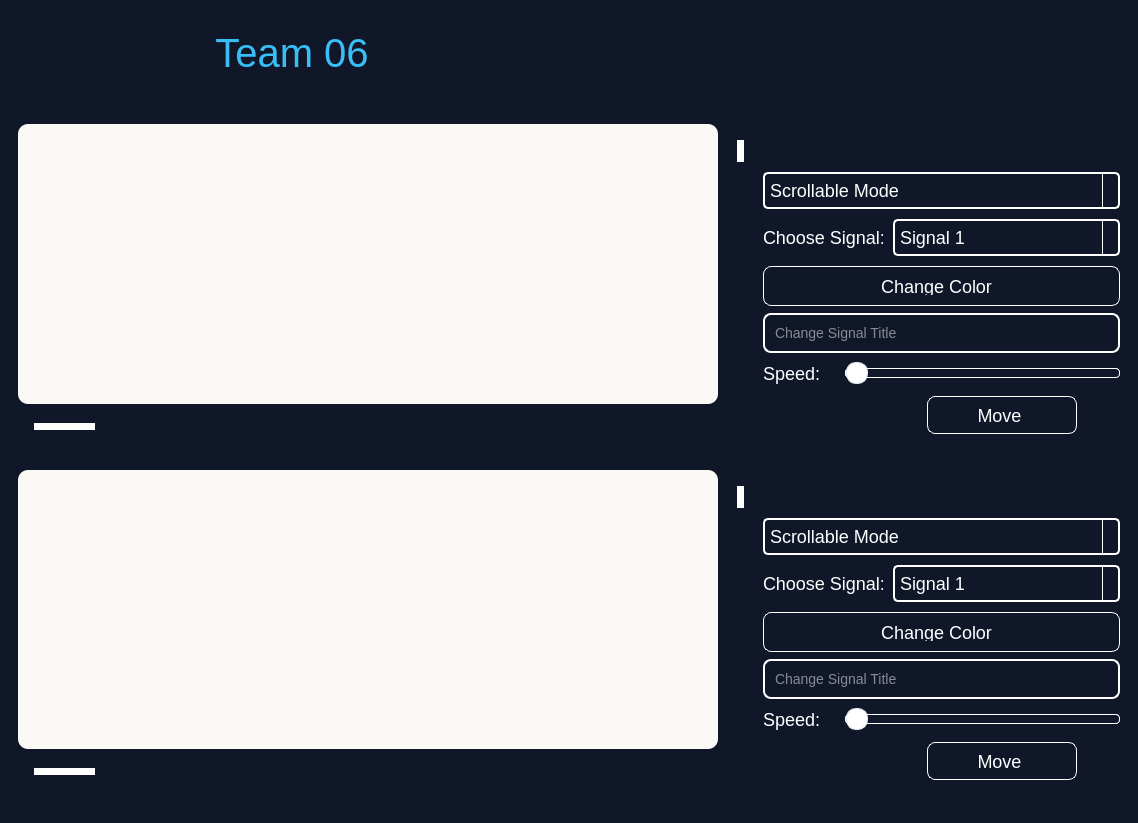
Above: main.ui from karreemm/BioSignalScope-Real-time-Biological-Signals-Viewer before the change. Below: the same form after it.
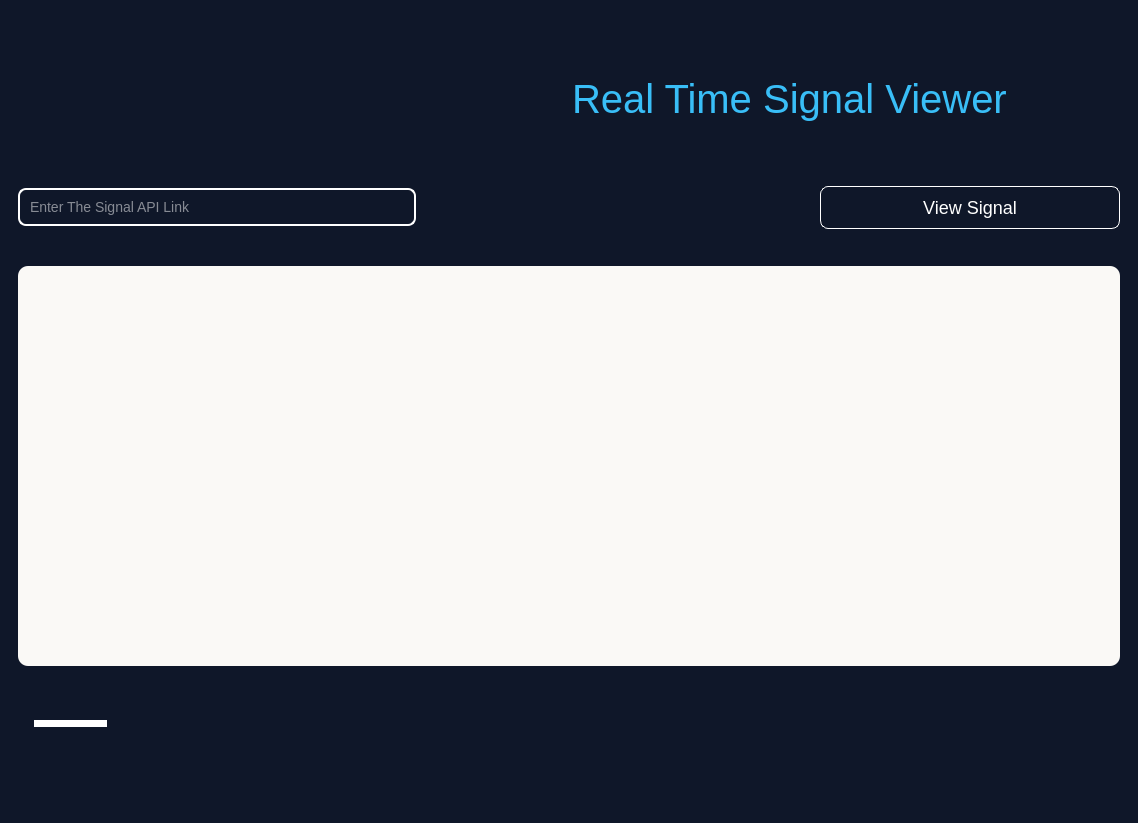
That is the form after the change. The open tabs and pages were chosen to show the change. Icons and pictures are not drawn.

Diff of the .ui file:
```diff
--- a/main.ui
+++ b/main.ui
@@ -889,41 +889,6 @@
                 </property>
                </widget>
               </item>
-              <item>
-               <widget class="QPushButton" name="RealTimeButtonGraph2">
-                <property name="minimumSize">
-                 <size>
-                  <width>40</width>
-                  <height>0</height>
-                 </size>
-                </property>
-                <property name="maximumSize">
-                 <size>
-                  <width>70</width>
-                  <height>16777215</height>
-                 </size>
-                </property>
-                <property name="toolTip">
-                 <string>Add Real-Time Signal</string>
-                </property>
-                <property name="styleSheet">
-                 <string notr="true"/>
-                </property>
-                <property name="text">
-                 <string/>
-                </property>
-                <property name="icon">
-                 <iconset resource="Images.qrc">
-                  <normaloff>:/Images/realTimeW.png</normaloff>:/Images/realTimeW.png</iconset>
-                </property>
-                <property name="iconSize">
-                 <size>
-                  <width>30</width>
-                  <height>30</height>
-                 </size>
-                </property>
-               </widget>
-              </item>
               <item>
                <widget class="QPushButton" name="PlayPauseButtonGraph2">
                 <property name="minimumSize">
@@ -1387,7 +1352,7 @@
             </property>
             <property name="maximumSize">
              <size>
-              <width>16777215</width>
+              <width>400</width>
               <height>100</height>
              </size>
             </property>
@@ -1398,6 +1363,7 @@
             </property>
             <property name="styleSheet">
              <string notr="true">font-size: 40px;
+border-bottom: 2px solid #39bef7
 
 </string>
             </property>
@@ -2315,6 +2281,267 @@
         </item>
        </layout>
       </widget>
+      <widget class="QWidget" name="RealTimePage">
+       <layout class="QGridLayout" name="gridLayout_7">
+        <item row="3" column="0">
+         <layout class="QHBoxLayout" name="horizontalLayout_40">
+          <property name="spacing">
+           <number>200</number>
+          </property>
+          <item>
+           <widget class="QScrollBar" name="RealTimeScroll">
+            <property name="orientation">
+             <enum>Qt::Horizontal</enum>
+            </property>
+           </widget>
+          </item>
+          <item>
+           <widget class="QPushButton" name="PlayPauseButtonRealTime">
+            <property name="minimumSize">
+             <size>
+              <width>40</width>
+              <height>0</height>
+             </size>
+            </property>
+            <property name="maximumSize">
+             <size>
+              <width>70</width>
+              <height>16777215</height>
+             </size>
+            </property>
+            <property name="toolTip">
+             <string>Play/Pause</string>
+            </property>
+            <property name="text">
+             <string/>
+            </property>
+            <property name="icon">
+             <iconset resource="Images.qrc">
+              <normaloff>:/Images/playW.png</normaloff>:/Images/playW.png</iconset>
+            </property>
+            <property name="iconSize">
+             <size>
+              <width>30</width>
+              <height>30</height>
+             </size>
+            </property>
+           </widget>
+          </item>
+         </layout>
+        </item>
+        <item row="0" column="0">
+         <layout class="QHBoxLayout" name="horizontalLayout_33">
+          <item>
+           <layout class="QHBoxLayout" name="horizontalLayout_36">
+            <item>
+             <widget class="QPushButton" name="BackHomeButton3">
+              <property name="minimumSize">
+               <size>
+                <width>70</width>
+                <height>0</height>
+               </size>
+              </property>
+              <property name="maximumSize">
+               <size>
+                <width>70</width>
+                <height>16777215</height>
+               </size>
+              </property>
+              <property name="text">
+               <string/>
+              </property>
+              <property name="icon">
+               <iconset resource="Images.qrc">
+                <normaloff>:/Images/homeB.png</normaloff>:/Images/homeB.png</iconset>
+              </property>
+              <property name="iconSize">
+               <size>
+                <width>40</width>
+                <height>40</height>
+               </size>
+              </property>
+             </widget>
+            </item>
+            <item>
+             <spacer name="horizontalSpacer_6">
+              <property name="orientation">
+               <enum>Qt::Horizontal</enum>
+              </property>
+              <property name="sizeHint" stdset="0">
+               <size>
+                <width>40</width>
+                <height>20</height>
+               </size>
+              </property>
+             </spacer>
+            </item>
+           </layout>
+          </item>
+          <item>
+           <layout class="QHBoxLayout" name="horizontalLayout_35">
+            <item>
+             <widget class="QLabel" name="label_10">
+              <property name="minimumSize">
+               <size>
+                <width>340</width>
+                <height>0</height>
+               </size>
+              </property>
+              <property name="maximumSize">
+               <size>
+                <width>16777215</width>
+                <height>100</height>
+               </size>
+              </property>
+              <property name="styleSheet">
+               <string notr="true">font-size: 40px</string>
+              </property>
+              <property name="text">
+               <string>Real Time Signal Viewer</string>
+              </property>
+             </widget>
+            </item>
+            <item>
+             <spacer name="horizontalSpacer_7">
+              <property name="orientation">
+               <enum>Qt::Horizontal</enum>
+              </property>
+              <property name="sizeHint" stdset="0">
+               <size>
+                <width>40</width>
+                <height>20</height>
+               </size>
+              </property>
+             </spacer>
+            </item>
+           </layout>
+          </item>
+         </layout>
+        </item>
+        <item row="1" column="0">
+         <layout class="QHBoxLayout" name="horizontalLayout_32">
+          <item>
+           <widget class="QLineEdit" name="RealTimeSignalInput">
+            <property name="minimumSize">
+             <size>
+              <width>300</width>
+              <height>0</height>
+             </size>
+            </property>
+            <property name="maximumSize">
+             <size>
+              <width>500</width>
+              <height>16777215</height>
+             </size>
+            </property>
+            <property name="styleSheet">
+             <string notr="true">QLineEdit {
+    background-color: #0f1729;   /* Updated dark background */
+    color: #ffffff;              /* Updated blue text */
+    border: 2px solid #ffffff;   /* Updated white border */
+    border-radius: 8px;
+    padding: 8px;
+    font-size: 14px;
+}
+
+QLineEdit:hover {
+    border: 2px solid #ffffff;   /* White border on hover */
+}
+
+QLineEdit:focus {
+    border: 2px solid #ffffff;   /* White border when focused */
+    background-color: #142A4A;   /* Slightly lighter background on focus */
+    color: #ffffff;              /* Text remains blue when focused */
+}
+
+QLineEdit::placeholder {
+    color: #ffffff;              /* Blue color for the placeholder */
+    font-style: italic;
+}
+
+QLineEdit:disabled {
+    background-color: #1B2C3E;   /* Darker background when disabled */
+    color: #888888;              /* Gray text when disabled */
+    border: 2px solid #666666;   /* Gray border when disabled */
+}</string>
+            </property>
+            <property name="placeholderText">
+             <string>Enter The Signal API Link</string>
+            </property>
+           </widget>
+          </item>
+          <item>
+           <spacer name="horizontalSpacer_8">
+            <property name="orientation">
+             <enum>Qt::Horizontal</enum>
+            </property>
+            <property name="sizeHint" stdset="0">
+             <size>
+              <width>40</width>
+              <height>20</height>
+             </size>
+            </property>
+           </spacer>
+          </item>
+          <item>
+           <widget class="QPushButton" name="RealTimeViewSignalButton">
+            <property name="minimumSize">
+             <size>
+              <width>300</width>
+              <height>0</height>
+             </size>
+            </property>
+            <property name="maximumSize">
+             <size>
+              <width>300</width>
+              <height>16777215</height>
+             </size>
+            </property>
+            <property name="styleSheet">
+             <string notr="true">color: white;
+ border: 1px solid #ffffff;   </string>
+            </property>
+            <property name="text">
+             <string>View Signal</string>
+            </property>
+           </widget>
+          </item>
+         </layout>
+        </item>
+        <item row="2" column="0">
+         <layout class="QHBoxLayout" name="horizontalLayout_39">
+          <item>
+           <widget class="QFrame" name="RealTimeSignalFrame">
+            <property name="minimumSize">
+             <size>
+              <width>0</width>
+              <height>300</height>
+             </size>
+            </property>
+            <property name="maximumSize">
+             <size>
+              <width>16777215</width>
+              <height>400</height>
+             </size>
+            </property>
+            <property name="styleSheet">
+             <string notr="true">QFrame{
+background-color: #FAF9F6;
+border-radius: 10px
+}</string>
+            </property>
+            <property name="frameShape">
+             <enum>QFrame::StyledPanel</enum>
+            </property>
+            <property name="frameShadow">
+             <enum>QFrame::Raised</enum>
+            </property>
+           </widget>
+          </item>
+         </layout>
+        </item>
+       </layout>
+      </widget>
      </widget>
     </item>
    </layout>
```
Left out of the diff: 331 changed lines with no effect on the pictures.
